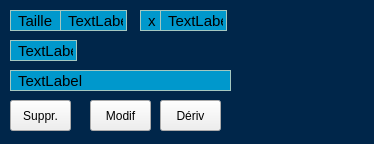
Above: bil.ui from IIazertyuiopII/PAPPL_Pyside before the change. Below: the same form after it.
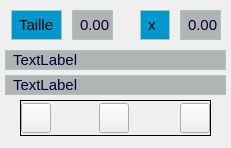
That is the form after the change. Icons and pictures are not drawn.

What changed in the file:
```diff
--- a/bil.ui
+++ b/bil.ui
@@ -6,20 +6,24 @@
    <rect>
     <x>0</x>
     <y>0</y>
-    <width>374</width>
-    <height>144</height>
+    <width>231</width>
+    <height>148</height>
    </rect>
   </property>
   <property name="windowTitle">
    <string>GroupBox</string>
   </property>
   <property name="styleSheet">
-   <string notr="true">.QGroupBox{
+   <string notr="true">#GroupBox{
 
-	color : white;
-	font-weight : 600;
-    border : 0px;
-    background-color : #00264a;
+	border-style : none;	
+
+}
+
+#groupBox{
+
+	border : 1px solid black;
+	border-radius : 0px;
 
 }
 
@@ -34,7 +38,7 @@
 
 }
 
-#label_2,#label_3{
+#taille,#number,#eq,#conc{
 
 	color : #000035;
     background-color : #b1b3b4;
@@ -48,27 +52,14 @@
   <widget class="QLabel" name="label_4">
    <property name="geometry">
     <rect>
-     <x>10</x>
+     <x>11</x>
      <y>10</y>
      <width>51</width>
-     <height>21</height>
+     <height>30</height>
     </rect>
    </property>
    <property name="text">
-    <string>Taille</string>
-   </property>
-  </widget>
-  <widget class="QLabel" name="taille">
-   <property name="geometry">
-    <rect>
-     <x>60</x>
-     <y>10</y>
-     <width>67</width>
-     <height>21</height>
-    </rect>
-   </property>
-   <property name="text">
-    <string>TextLabel</string>
+    <string>Taille :</string>
    </property>
   </widget>
   <widget class="QLabel" name="label_6">
@@ -76,34 +67,21 @@
     <rect>
      <x>140</x>
      <y>10</y>
-     <width>21</width>
-     <height>21</height>
+     <width>30</width>
+     <height>30</height>
     </rect>
    </property>
    <property name="text">
     <string>x</string>
    </property>
   </widget>
-  <widget class="QLabel" name="number">
-   <property name="geometry">
-    <rect>
-     <x>160</x>
-     <y>10</y>
-     <width>67</width>
-     <height>21</height>
-    </rect>
-   </property>
-   <property name="text">
-    <string>TextLabel</string>
-   </property>
-  </widget>
   <widget class="QLabel" name="eq">
    <property name="geometry">
     <rect>
-     <x>10</x>
-     <y>40</y>
-     <width>67</width>
-     <height>21</height>
+     <x>5</x>
+     <y>50</y>
+     <width>221</width>
+     <height>20</height>
     </rect>
    </property>
    <property name="text">
@@ -113,54 +91,114 @@
   <widget class="QLabel" name="conc">
    <property name="geometry">
     <rect>
-     <x>10</x>
-     <y>70</y>
+     <x>5</x>
+     <y>75</y>
      <width>221</width>
-     <height>21</height>
+     <height>20</height>
     </rect>
    </property>
    <property name="text">
     <string>TextLabel</string>
    </property>
   </widget>
-  <widget class="QPushButton" name="suppr">
+  <widget class="QLabel" name="taille">
    <property name="geometry">
     <rect>
-     <x>10</x>
-     <y>100</y>
-     <width>61</width>
-     <height>31</height>
+     <x>72</x>
+     <y>10</y>
+     <width>41</width>
+     <height>30</height>
     </rect>
    </property>
    <property name="text">
-    <string>Suppr.</string>
+    <string>0.000</string>
    </property>
   </widget>
-  <widget class="QPushButton" name="mod">
+  <widget class="QLabel" name="number">
    <property name="geometry">
     <rect>
-     <x>90</x>
-     <y>100</y>
-     <width>61</width>
-     <height>31</height>
+     <x>180</x>
+     <y>10</y>
+     <width>41</width>
+     <height>30</height>
     </rect>
    </property>
    <property name="text">
-    <string>Modif</string>
+    <string>0.000</string>
    </property>
   </widget>
-  <widget class="QPushButton" name="der">
+  <widget class="QGroupBox" name="groupBox">
    <property name="geometry">
     <rect>
-     <x>160</x>
+     <x>20</x>
      <y>100</y>
-     <width>61</width>
-     <height>31</height>
+     <width>191</width>
+     <height>36</height>
     </rect>
    </property>
-   <property name="text">
-    <string>Dériv</string>
+   <property name="title">
+    <string/>
    </property>
+   <widget class="QToolButton" name="der">
+    <property name="geometry">
+     <rect>
+      <x>1</x>
+      <y>3</y>
+      <width>30</width>
+      <height>30</height>
+     </rect>
+    </property>
+    <property name="styleSheet">
+     <string notr="true">#der {
+
+	border-image: url(res/del.png) 0 0 0 0 stretch stretch;
+
+}</string>
+    </property>
+    <property name="text">
+     <string/>
+    </property>
+   </widget>
+   <widget class="QToolButton" name="edit">
+    <property name="geometry">
+     <rect>
+      <x>79</x>
+      <y>3</y>
+      <width>30</width>
+      <height>30</height>
+     </rect>
+    </property>
+    <property name="styleSheet">
+     <string notr="true">#edit {
+
+	border-image: url(res/edit.png) 0 0 0 0 stretch stretch;
+
+}</string>
+    </property>
+    <property name="text">
+     <string/>
+    </property>
+   </widget>
+   <widget class="QToolButton" name="copy">
+    <property name="geometry">
+     <rect>
+      <x>160</x>
+      <y>3</y>
+      <width>30</width>
+      <height>30</height>
+     </rect>
+    </property>
+    <property name="styleSheet">
+     <string notr="true">#copy {
+
+	border-image: url(res/copy.png) 0 0 0 0 stretch stretch;
+
+}</string>
+    </property>
+    <property name="text">
+     <string/>
+    </property>
+   </widget>
   </widget>
  </widget>
  <resources/>
```
